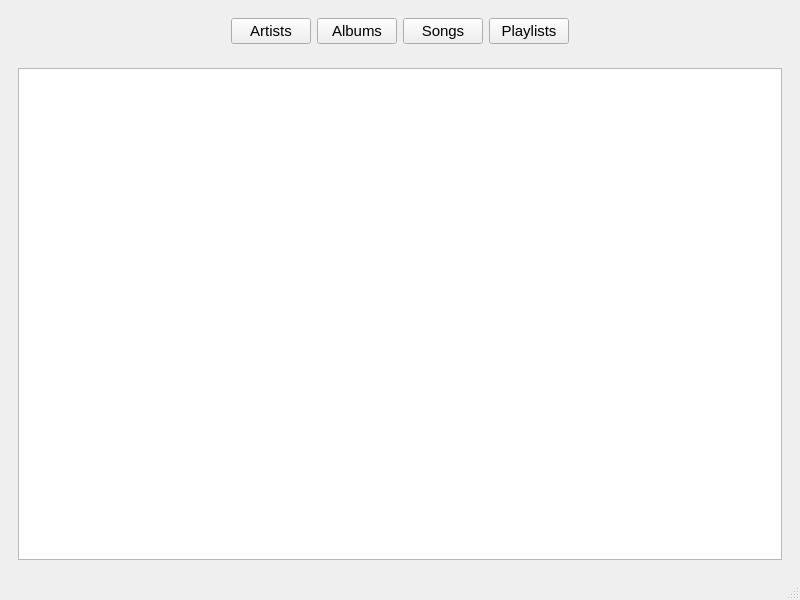
First picture: the form in base_gui.ui, repository Ctgoyette/final-project-music-player, before the edit.
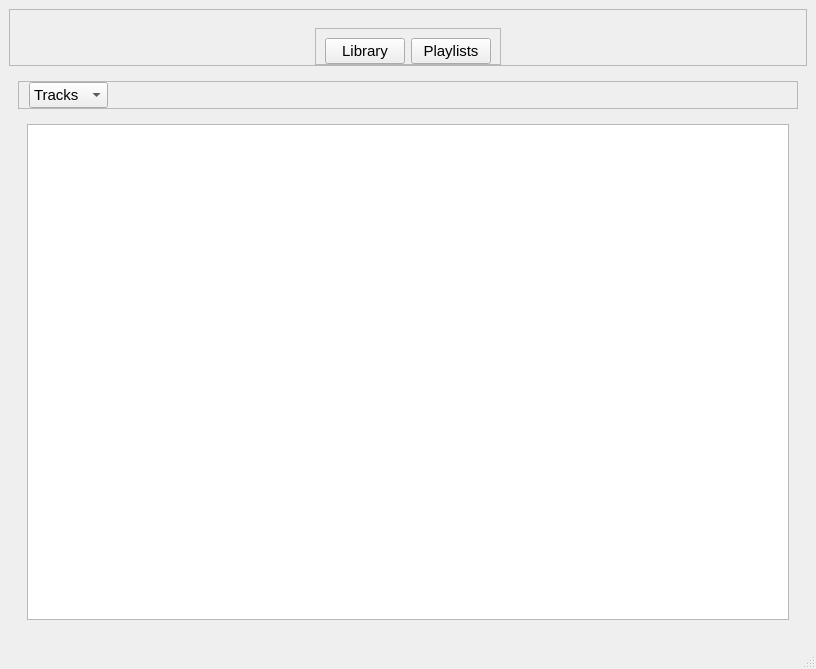
Second picture: the form after the edit. The open tabs and pages were chosen to show the change.

Commit message: Added artist list

Patch:
```diff
--- a/base_gui.ui
+++ b/base_gui.ui
@@ -6,8 +6,8 @@
    <rect>
     <x>0</x>
     <y>0</y>
-    <width>800</width>
-    <height>600</height>
+    <width>816</width>
+    <height>669</height>
    </rect>
   </property>
   <property name="windowTitle">
@@ -16,6 +16,43 @@
   <widget class="QWidget" name="centralwidget">
    <layout class="QVBoxLayout" name="verticalLayout">
     <item>
+     <widget class="QFrame" name="frame_3">
+      <property name="font">
+       <font>
+        <family>Nirmala UI</family>
+        <pointsize>11</pointsize>
+       </font>
+      </property>
+      <property name="frameShape">
+       <enum>QFrame::StyledPanel</enum>
+      </property>
+      <property name="frameShadow">
+       <enum>QFrame::Raised</enum>
+      </property>
+      <layout class="QGridLayout" name="gridLayout_2">
+       <property name="bottomMargin">
+        <number>0</number>
+       </property>
+       <property name="verticalSpacing">
+        <number>0</number>
+       </property>
+       <item row="0" column="0">
+        <spacer name="horizontalSpacer_3">
+         <property name="orientation">
+          <enum>Qt::Horizontal</enum>
+         </property>
+         <property name="sizeType">
+          <enum>QSizePolicy::Fixed</enum>
+         </property>
+         <property name="sizeHint" stdset="0">
+          <size>
+           <width>100</width>
+           <height>20</height>
+          </size>
+         </property>
+        </spacer>
+       </item>
+       <item row="0" column="1">
      <widget class="QFrame" name="frame">
       <property name="font">
        <font>
@@ -26,47 +63,58 @@
       <property name="cursor">
        <cursorShape>ArrowCursor</cursorShape>
       </property>
-      <layout class="QHBoxLayout" name="horizontalLayout">
-       <item>
+         <layout class="QGridLayout" name="gridLayout">
+          <property name="bottomMargin">
+           <number>0</number>
+          </property>
+          <item row="0" column="1">
         <spacer name="horizontalSpacer">
          <property name="orientation">
           <enum>Qt::Horizontal</enum>
          </property>
+            <property name="sizeType">
+             <enum>QSizePolicy::Expanding</enum>
+            </property>
          <property name="sizeHint" stdset="0">
           <size>
-           <width>40</width>
+              <width>165</width>
            <height>20</height>
           </size>
          </property>
         </spacer>
        </item>
-       <item>
-        <widget class="QPushButton" name="button_artist_view">
-         <property name="cursor">
-          <cursorShape>PointingHandCursor</cursorShape>
-         </property>
-         <property name="text">
-          <string>Artists</string>
-         </property>
-        </widget>
-       </item>
-       <item>
-        <widget class="QPushButton" name="button_album_view">
-         <property name="cursor">
-          <cursorShape>PointingHandCursor</cursorShape>
-         </property>
-         <property name="text">
-          <string>Albums</string>
-         </property>
-        </widget>
-       </item>
+          <item row="0" column="3">
+           <spacer name="horizontalSpacer_2">
+            <property name="orientation">
+             <enum>Qt::Horizontal</enum>
+            </property>
+            <property name="sizeHint" stdset="0">
+             <size>
+              <width>165</width>
+              <height>20</height>
+             </size>
+            </property>
+           </spacer>
+          </item>
+          <item row="0" column="2">
+           <widget class="QFrame" name="frame_2">
+            <property name="frameShape">
+             <enum>QFrame::StyledPanel</enum>
+            </property>
+            <property name="frameShadow">
+             <enum>QFrame::Raised</enum>
+            </property>
+            <layout class="QHBoxLayout" name="horizontalLayout">
+             <property name="bottomMargin">
+              <number>0</number>
+             </property>
        <item>
         <widget class="QPushButton" name="button_song_view">
          <property name="cursor">
           <cursorShape>PointingHandCursor</cursorShape>
          </property>
          <property name="text">
-          <string>Songs</string>
+                <string>Library</string>
          </property>
         </widget>
        </item>
@@ -80,8 +128,83 @@
          </property>
         </widget>
        </item>
+            </layout>
+           </widget>
+          </item>
+         </layout>
+        </widget>
+       </item>
+       <item row="0" column="2">
+        <spacer name="horizontalSpacer_4">
+         <property name="orientation">
+          <enum>Qt::Horizontal</enum>
+         </property>
+         <property name="sizeType">
+          <enum>QSizePolicy::Fixed</enum>
+         </property>
+         <property name="sizeHint" stdset="0">
+          <size>
+           <width>100</width>
+           <height>20</height>
+          </size>
+         </property>
+        </spacer>
+       </item>
+      </layout>
+     </widget>
+    </item>
        <item>
-        <spacer name="horizontalSpacer_2">
+     <widget class="QStackedWidget" name="content_type_view_stack">
+      <property name="currentIndex">
+       <number>0</number>
+      </property>
+      <widget class="QWidget" name="library_view">
+       <layout class="QVBoxLayout" name="verticalLayout_4">
+        <item>
+         <widget class="QFrame" name="frame_4">
+          <property name="frameShape">
+           <enum>QFrame::StyledPanel</enum>
+          </property>
+          <property name="frameShadow">
+           <enum>QFrame::Raised</enum>
+          </property>
+          <layout class="QHBoxLayout" name="horizontalLayout_2">
+           <property name="leftMargin">
+            <number>10</number>
+           </property>
+           <property name="topMargin">
+            <number>0</number>
+           </property>
+           <property name="bottomMargin">
+            <number>0</number>
+           </property>
+           <item>
+            <widget class="QComboBox" name="library_list_view_dropdown">
+             <property name="font">
+              <font>
+               <family>Nirmala UI</family>
+               <pointsize>11</pointsize>
+              </font>
+             </property>
+             <item>
+              <property name="text">
+               <string>Tracks</string>
+              </property>
+             </item>
+             <item>
+              <property name="text">
+               <string>Artists</string>
+              </property>
+             </item>
+             <item>
+              <property name="text">
+               <string>Albums</string>
+              </property>
+             </item>
+            </widget>
+           </item>
+           <item>
+            <spacer name="horizontalSpacer_5">
          <property name="orientation">
           <enum>Qt::Horizontal</enum>
          </property>
@@ -97,7 +220,7 @@
      </widget>
     </item>
     <item>
-     <widget class="QStackedWidget" name="list_view_stack">
+         <widget class="QStackedWidget" name="library_view_stack">
       <property name="frameShape">
        <enum>QFrame::NoFrame</enum>
       </property>
@@ -117,13 +240,45 @@
       <widget class="QWidget" name="album_view_page">
        <layout class="QVBoxLayout" name="verticalLayout_3">
         <item>
-         <widget class="QListWidget" name="album_list"/>
+             <widget class="QTableWidget" name="album_list">
+              <property name="editTriggers">
+               <set>QAbstractItemView::NoEditTriggers</set>
+              </property>
+              <property name="showGrid">
+               <bool>false</bool>
+              </property>
+              <property name="cornerButtonEnabled">
+               <bool>true</bool>
+              </property>
+              <property name="rowCount">
+               <number>1</number>
+              </property>
+              <property name="columnCount">
+               <number>3</number>
+              </property>
+              <attribute name="horizontalHeaderVisible">
+               <bool>false</bool>
+              </attribute>
+              <attribute name="horizontalHeaderHighlightSections">
+               <bool>false</bool>
+              </attribute>
+              <attribute name="verticalHeaderVisible">
+               <bool>false</bool>
+              </attribute>
+              <attribute name="verticalHeaderHighlightSections">
+               <bool>false</bool>
+              </attribute>
+              <row/>
+              <column/>
+              <column/>
+              <column/>
+             </widget>
         </item>
        </layout>
       </widget>
       <widget class="QWidget" name="song_view_page">
-       <layout class="QVBoxLayout" name="verticalLayout_4">
-        <item>
+           <layout class="QGridLayout" name="gridLayout_4">
+            <item row="0" column="0">
          <widget class="QTableWidget" name="song_list">
           <property name="styleSheet">
            <string notr="true"/>
@@ -176,6 +331,11 @@
     </item>
    </layout>
   </widget>
+      <widget class="QWidget" name="playlist_view"/>
+     </widget>
+    </item>
+   </layout>
+  </widget>
   <widget class="QMenuBar" name="menubar">
    <property name="geometry">
     <rect>
```
Left out of the diff: 36 changed lines with no effect on the pictures. Lines whose indentation alone changed are shown as unchanged. The commit also changes 10 other files.
